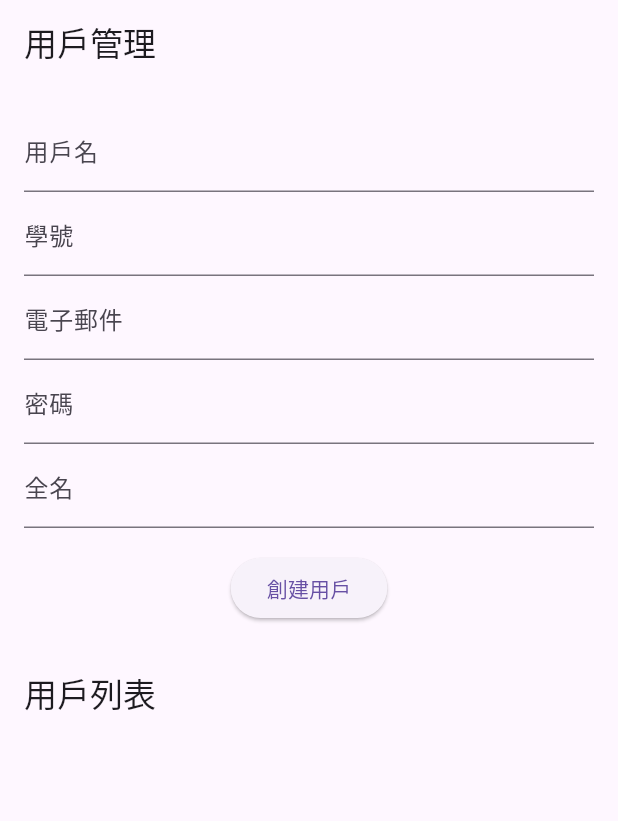
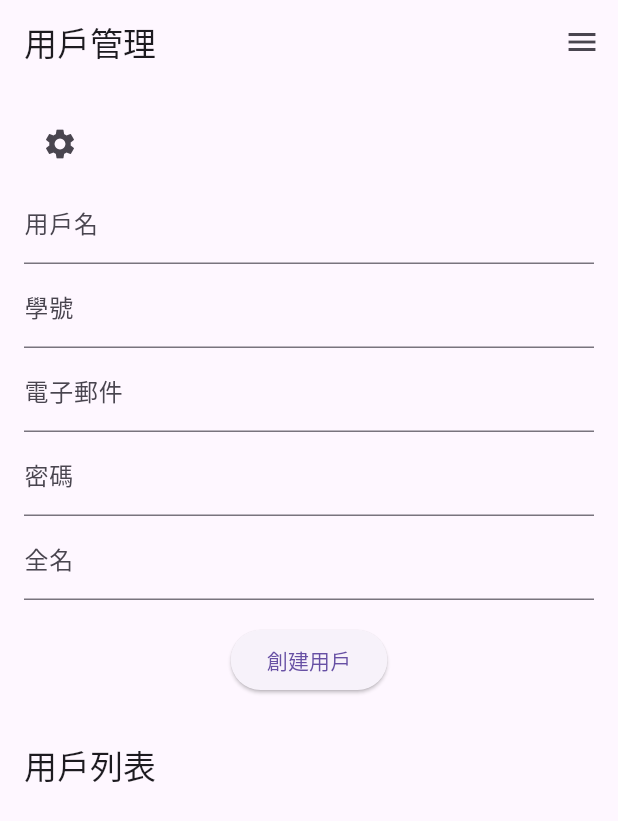
Before and after one commit to FIREFLY12321/moodleclone, a Flutter app: the UserManagementPage screen opened directly with empty values, on a phone screen of 412 x 824 dp. Shown: the top 821 px of the screen. Run offline on Flutter 3.47's test engine with Material 3 defaults, Android fonts, the phone set to English and light mode, and no system bars; our stand-ins replace flutter_secure_storage, shared_preferences; accounts and stored records are empty; network calls fail.

Commit message:
實現管理員登出

```diff
--- a/lib/user_management_page.dart
+++ b/lib/user_management_page.dart
@@ -3,6 +3,7 @@ import 'package:flutter/material.dart';
 import 'package:http/http.dart' as http;
 import 'dart:convert';
 
+import 'Drawer.dart';
 import 'StudentCoursesMainPage.dart';
 
 class UserManagementPage extends StatefulWidget {
@@ -84,23 +85,23 @@ class _UserManagementPageState extends State<UserManagementPage> {
     try {
       final response = await http.post(
         Uri.parse('http://192.168.196.159:8000/users/'),
-        headers: {'Content-Type': 'application/json'},
+        headers: {'Content-Type': 'application/json'}  ,
         body: json.encode({
-          'username': _usernameController.text,
-          'email': _emailController.text,
-          'password': _passwordController.text,
-          'full_name': _fullNameController.text,
-          'user_type': 'student',
+          'username':   _usernameController.text ,
+          'email':      _emailController.text    ,
+          'password':   _passwordController.text ,
+          'full_name':  _fullNameController.text ,
+          'user_type':  'student'                ,
           'student_id': _studentIdController.text,
         }),
       );
       print('Request body: ${json.encode({
-        'username': _usernameController.text,
-        'email': _emailController.text,
-        'password': _passwordController.text,
-        'full_name': _fullNameController.text,
+        'username':   _usernameController.text  ,
+        'email':      _emailController.text     ,
+        'password':   _passwordController.text  ,
+        'full_name':  _fullNameController.text  ,
         'user_type': 'student',
-        'student_id': _studentIdController.text,
+        'student_id': _studentIdController.text ,
       })}');
       print('Response status: ${response.statusCode}');
       print('Response body: ${response.body}');
@@ -232,16 +233,28 @@ class _UserManagementPageState extends State<UserManagementPage> {
 
   @override
   Widget build(BuildContext context) {
+    final GlobalKey<ScaffoldState> _scaffoldKey = GlobalKey<ScaffoldState>();
     return Scaffold(
+      key: _scaffoldKey,
       appBar: AppBar(
         title: Text('用戶管理'),
       ),
       body: SingleChildScrollView(
         child: Padding(
+
+
           padding: EdgeInsets.all(16.0),
           child: Column(
             crossAxisAlignment: CrossAxisAlignment.start,
             children: [
+              IconButton(
+
+                onPressed: (){
+                  _scaffoldKey.currentState?.openEndDrawer();
+                },
+                icon: Icon(Icons.settings),
+
+              ),
               Form(
                 key: _formKey,
                 child: Column(
@@ -353,6 +366,7 @@ class _UserManagementPageState extends State<UserManagementPage> {
           ),
         ),
       ),
+      endDrawer: CustomDrawer(), // 使用外部定義的 Drawer
     );
   }
 }
```
Also changed, not shown: lib/StudentCoursesmemberChildPage.dart (+0 -38 lines).
